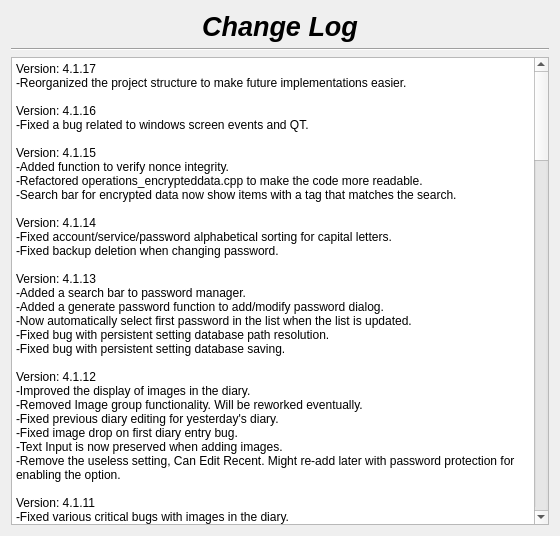
Qt form changelog.ui (therealMaPMaKeR/MMDiary) before a commit.
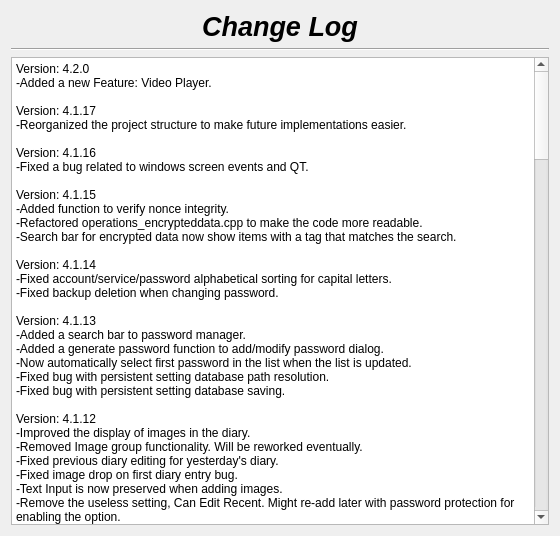
The same form after that commit.

Patch:
```diff
--- a/changelog.ui
+++ b/changelog.ui
@@ -55,6 +55,8 @@
 li.unchecked::marker { content: &quot;\2610&quot;; }
 li.checked::marker { content: &quot;\2612&quot;; }
 &lt;/style&gt;&lt;/head&gt;&lt;body style=&quot; font-family:'Segoe UI'; font-size:9pt; font-weight:400; font-style:normal;&quot;&gt;
+&lt;p style=&quot; margin-top:0px; margin-bottom:0px; margin-left:0px; margin-right:0px; -qt-block-indent:0; text-indent:0px;&quot;&gt;Version: 4.2.0&lt;br /&gt;-Added a new Feature: Video Player.&lt;/p&gt;
+&lt;p style=&quot;-qt-paragraph-type:empty; margin-top:0px; margin-bottom:0px; margin-left:0px; margin-right:0px; -qt-block-indent:0; text-indent:0px;&quot;&gt;&lt;br /&gt;&lt;/p&gt;
 &lt;p style=&quot; margin-top:0px; margin-bottom:0px; margin-left:0px; margin-right:0px; -qt-block-indent:0; text-indent:0px;&quot;&gt;Version: 4.1.17&lt;br /&gt;-Reorganized the project structure to make future implementations easier.&lt;br /&gt;&lt;br /&gt;Version: 4.1.16&lt;br /&gt;-Fixed a bug related to windows screen events and QT.&lt;/p&gt;
 &lt;p style=&quot;-qt-paragraph-type:empty; margin-top:0px; margin-bottom:0px; margin-left:0px; margin-right:0px; -qt-block-indent:0; text-indent:0px;&quot;&gt;&lt;br /&gt;&lt;/p&gt;
 &lt;p style=&quot; margin-top:0px; margin-bottom:0px; margin-left:0px; margin-right:0px; -qt-block-indent:0; text-indent:0px;&quot;&gt;Version: 4.1.15&lt;br /&gt;-Added function to verify nonce integrity.&lt;/p&gt;
```
